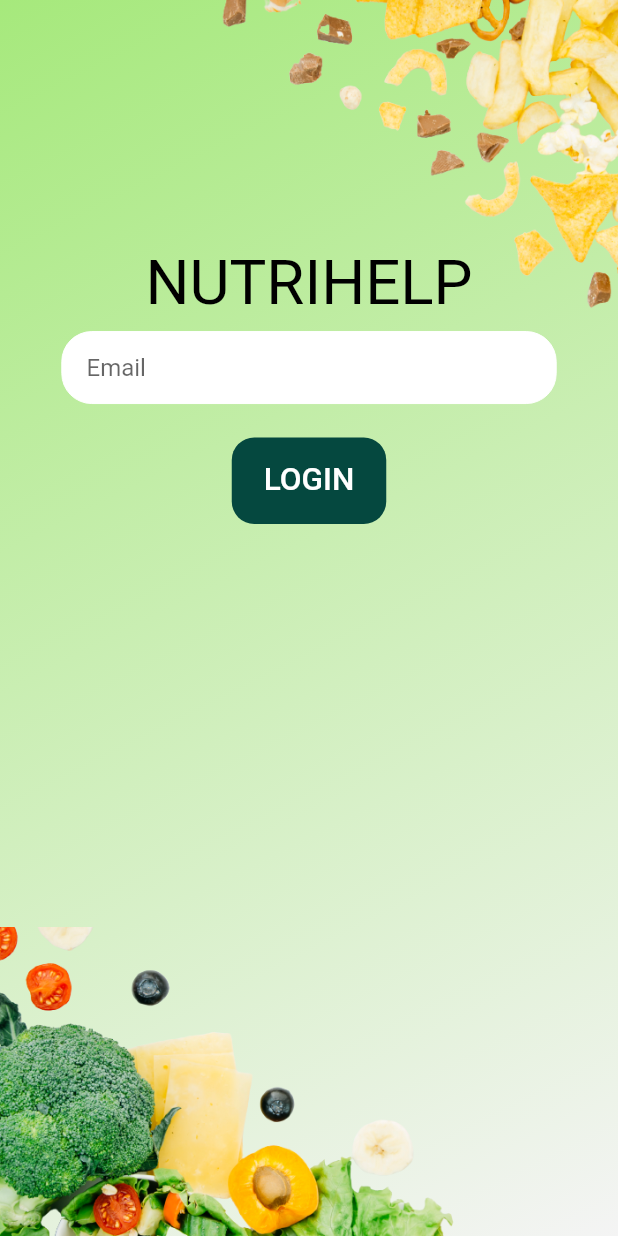
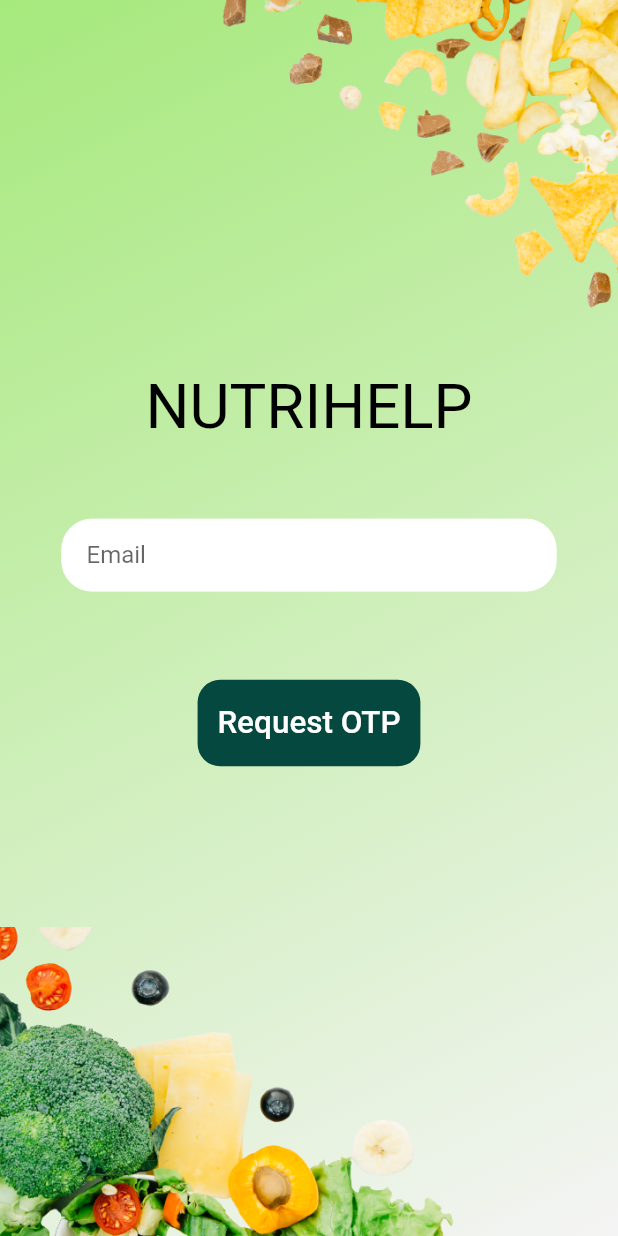
Before and after one commit to Dragsters/Nutrihelp, a Flutter app: the screen it shows after launch, on a phone screen of 412 x 824 dp. Run offline on Flutter 3.47's test engine with Material 2 defaults, Android fonts, the phone set to English and light mode, and no system bars; our stand-ins replace flutter_custom_clippers, google_fonts, pin_code_fields; Roboto replaces fonts that are missing (Redressed).

Commit message:
Improved Login Screen Animation (#20)
* added diabetes prediction model

* fork sync (#6)

* Create PULL_REQUEST_TEMPLATE.md

* Rename PULL_REQUEST_TEMPLATE.md to pull_request_template.md

* Rename .github/PULL_REQUEST_TEMPLATE/pull_request_template.md to .github/PULL_REQUEST_TEMPLATE.md

* Implemented Login screen (#17)

* dashboard screen added | clipper dependecy added

* google fonts dependency added

* google font asset added | dashboard screen update

* dashboard updates | search field added

* app title above text field added | commit

* gradient background update

* comment remove

* assets added | login screen added | yaml updated

* pin_code_fields dependecy added | fields added

* login button added

* commit

* animation from email field to otp pin fileds | state management througgh setstate()

Co-authored-by: Ashutosh Sahu <53266261+Ashuto7h@users.noreply.github.com>

Co-authored-by: mohit kushwaha <40515852+mohit-codes@users.noreply.github.com>

* changed extension to .pickle

* fork sync (#7)

* Create PULL_REQUEST_TEMPLATE.md

* Rename PULL_REQUEST_TEMPLATE.md to pull_request_template.md

* Rename .github/PULL_REQUEST_TEMPLATE/pull_request_template.md to .github/PULL_REQUEST_TEMPLATE.md

* Implemented Login screen (#17)

* dashboard screen added | clipper dependecy added

* google fonts dependency added

* google font asset added | dashboard screen update

* dashboard updates | search field added

* app title above text field added | commit

* gradient background update

* comment remove

* assets added | login screen added | yaml updated

* pin_code_fields dependecy added | fields added

* login button added

* commit

* animation from email field to otp pin fileds | state management througgh setstate()

Co-authored-by: Ashutosh Sahu <53266261+Ashuto7h@users.noreply.github.com>

Co-authored-by: mohit kushwaha <40515852+mohit-codes@users.noreply.github.com>

* Improved Login Screen Animation

Co-authored-by: mohit kushwaha <40515852+mohit-codes@users.noreply.github.com>

```diff
--- a/client/lib/loginScreen.dart
+++ b/client/lib/loginScreen.dart
@@ -13,6 +13,7 @@ class _LoginScreenState extends State<LoginScreen> {
   final _formKey = GlobalKey<FormState>();
   String currentText = "";
   bool _visible = true;
+
   @override
   Widget build(BuildContext context) {
     double deviceWidth = MediaQuery.of(context).size.width;
@@ -26,9 +27,7 @@ class _LoginScreenState extends State<LoginScreen> {
         child: Scaffold(
             resizeToAvoidBottomInset: false,
             backgroundColor: Colors.transparent,
-          body: Stack(
-            alignment: AlignmentDirectional.topCenter,
-            children: [
+            body: Stack(alignment: AlignmentDirectional.topCenter, children: [
               Positioned(
                   right: deviceWidth * -0.15,
                   child: Image.asset(
@@ -43,21 +42,19 @@ class _LoginScreenState extends State<LoginScreen> {
                     height: deviceHeight * 0.25,
                   )),
               Positioned(
-                  top: deviceHeight * 0.2,
-                  child: Column(
-                    children: [
-                      Text('NUTRIHELP',
+                top: deviceHeight * 0.3,
+                child: Text('NUTRIHELP',
                     style: GoogleFonts.redressed(
                         textStyle: TextStyle(
-                                  color: Colors.black,
-                                  fontSize: deviceWidth * 0.1))),
-                      SizedBox(
-                        height: deviceHeight * 0.01,
+                            color: Colors.black, fontSize: deviceWidth * 0.1))),
               ),
-                      Stack(children: [
+              AnimatedPositioned(
+                  top: _visible ? deviceHeight * 0.42 : deviceHeight * 0.32,
+                  duration: Duration(milliseconds: 400),
+                  child: Column(children: [
                     AnimatedOpacity(
                       opacity: _visible ? 1.0 : 0.0,
-                          duration: Duration(milliseconds: 500),
+                      duration: Duration(milliseconds: 250),
                       child: Container(
                         width: deviceWidth * 0.8,
                         child: TextField(
@@ -66,16 +63,16 @@ class _LoginScreenState extends State<LoginScreen> {
                             hoverColor: Colors.white,
                             hintText: 'Email',
                             focusedBorder: OutlineInputBorder(
-                                    borderSide: BorderSide(
-                                        color: Colors.white, width: 0),
+                                borderSide:
+                                    BorderSide(color: Colors.white, width: 0),
                                 borderRadius: BorderRadius.circular(20)),
                             enabledBorder: OutlineInputBorder(
-                                    borderSide: BorderSide(
-                                        color: Colors.white, width: 0),
+                                borderSide:
+                                    BorderSide(color: Colors.white, width: 0),
                                 borderRadius: BorderRadius.circular(20)),
                             border: OutlineInputBorder(
-                                    borderSide: BorderSide(
-                                        color: Colors.white, width: 100),
+                                borderSide:
+                                    BorderSide(color: Colors.white, width: 100),
                                 borderRadius: BorderRadius.circular(20)),
                             filled: true,
                             fillColor: Colors.white,
@@ -86,9 +83,11 @@ class _LoginScreenState extends State<LoginScreen> {
                         ),
                       ),
                     ),
+                    SizedBox(height: 10),
                     AnimatedOpacity(
+                        alwaysIncludeSemantics: true,
                         opacity: _visible ? 0.0 : 1.0,
-                            duration: Duration(milliseconds: 500),
+                        duration: Duration(milliseconds: 250),
                         child: Form(
                             key: _formKey,
                             child: Column(
@@ -113,8 +112,7 @@ class _LoginScreenState extends State<LoginScreen> {
                                     cursorColor: Colors.black,
                                     pinTheme: PinTheme(
                                       shape: PinCodeFieldShape.box,
-                                          borderRadius:
-                                              BorderRadius.circular(10),
+                                      borderRadius: BorderRadius.circular(10),
                                       fieldWidth: deviceWidth * 0.15,
                                       selectedFillColor: Colors.white,
                                       // selectedColor: colors,
@@ -127,20 +125,22 @@ class _LoginScreenState extends State<LoginScreen> {
                                 )
                               ],
                             ))),
-                      ]),
-                      SizedBox(
-                        height: deviceHeight * 0.025,
-                      ),
-                      TextButton(
+                  ])),
+              Positioned(
+                  top: deviceHeight * 0.55,
+                  child: TextButton(
                     onPressed: () {
                       setState(() {
                         _visible = !_visible;
                       });
                     },
-                        child: Text(
-                          'LOGIN',
+                    child: _visible
+                        ? Text(
+                            ' Request OTP ',
                             style: TextStyle(fontSize: deviceWidth * 0.051),
-                        ),
+                          )
+                        : Text('LOGIN',
+                            style: TextStyle(fontSize: deviceWidth * 0.05)),
                     style: TextButton.styleFrom(
                       primary: Colors.white,
                       minimumSize:
@@ -150,11 +150,7 @@ class _LoginScreenState extends State<LoginScreen> {
                       ),
                       backgroundColor: Color(0xff05483F),
                     ),
-                      )
-                    ],
-                  )),
-            ],
-          )),
-    );
+                  ))
+            ])));
   }
 }
```
Lines whose indentation alone changed are shown as unchanged.
